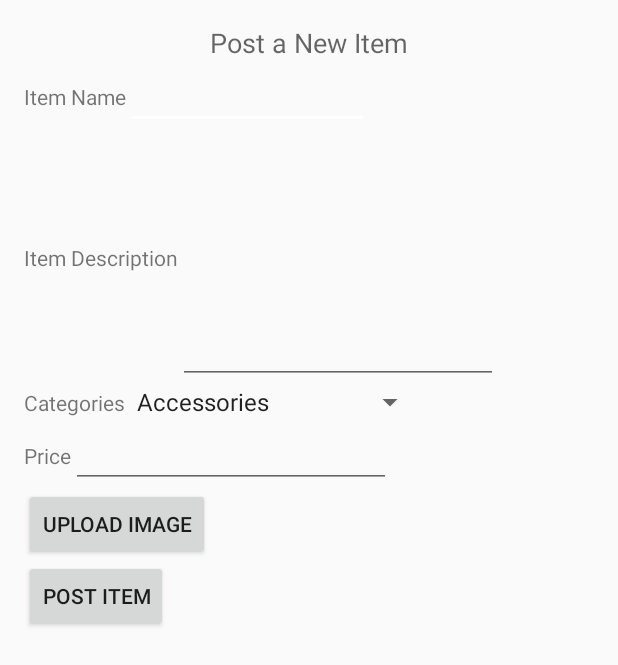
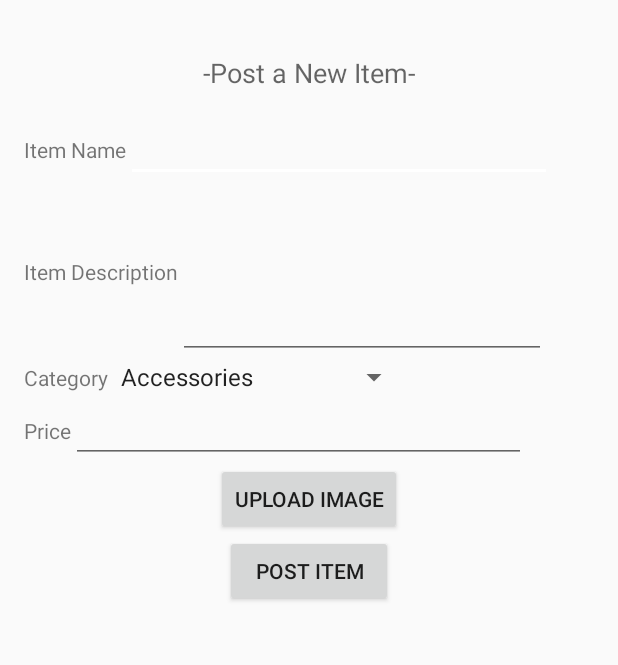
Before and after one commit to shumarvin/GauchoSell, an Android app: the PostItemActivity screen opened directly, with no data from a screen before it, on a phone screen of 412 x 824 dp. Shown: the top 665 px of the screen. Run offline under Robolectric (Android 15) with nearby library versions, the phone set to English and light mode, and no system bars; 6 statements that could not run were skipped.

Commit message:
very minor changes to post_item xml, changed id's to be in sync

```diff
--- a/app/src/main/res/layout/activity_post_item.xml
+++ b/app/src/main/res/layout/activity_post_item.xml
@@ -1,5 +1,8 @@
 <?xml version="1.0" encoding="utf-8"?>
-<LinearLayout xmlns:android="http://schemas.android.com/apk/res/android"
+<ScrollView xmlns:android="http://schemas.android.com/apk/res/android"
+    android:layout_width="fill_parent"
+    android:layout_height="fill_parent" >
+    <LinearLayout
         xmlns:tools="http://schemas.android.com/tools"
         android:orientation="vertical"
         android:layout_width="match_parent"
@@ -18,9 +21,11 @@
             <TextView
                 android:layout_width="wrap_content"
                 android:layout_height="wrap_content"
+                android:paddingTop="20dp"
+                android:paddingBottom="15dp"
                 android:textAppearance="?android:attr/textAppearanceMedium"
-            android:text="Post a New Item"
-            android:id="@+id/textView2"
+                android:text="@string/post_item_logo"
+                android:id="@+id/post_item_logo"
                 android:layout_gravity="center_horizontal" />
         </LinearLayout>
 
@@ -33,13 +38,13 @@
                 android:layout_width="wrap_content"
                 android:layout_height="wrap_content"
                 android:textAppearance="?android:attr/textAppearanceSmall"
-            android:text="Item Name"
-            android:id="@+id/textView3" />
+                android:text="@string/post_item_name"
+                android:id="@+id/post_item_name" />
 
             <EditText
-            android:layout_width="162dp"
+                android:layout_width="284dp"
                 android:layout_height="wrap_content"
-            android:id="@+id/itemName" />
+                android:id="@+id/item_name_field" />
 
         </LinearLayout>
 
@@ -52,15 +57,15 @@
                 android:layout_width="wrap_content"
                 android:layout_height="wrap_content"
                 android:textAppearance="?android:attr/textAppearanceSmall"
-            android:text="Item Description"
-            android:id="@+id/textView4" />
+                android:text="@string/post_item_description"
+                android:id="@+id/post_item_description" />
 
             <EditText
-            android:layout_width="wrap_content"
-            android:layout_height="170dp"
+                android:layout_width="245dp"
+                android:layout_height="118dp"
                 android:inputType="textMultiLine"
                 android:ems="10"
-            android:id="@+id/itemDescription" />
+                android:id="@+id/item_description_field" />
 
         </LinearLayout>
 
@@ -73,8 +78,8 @@
                 android:layout_width="wrap_content"
                 android:layout_height="wrap_content"
                 android:textAppearance="?android:attr/textAppearanceSmall"
-            android:text="Categories"
-            android:id="@+id/textView5" />
+                android:text="@string/category"
+                android:id="@+id/post_item_categories" />
 
             <Spinner
                 android:layout_width="wrap_content"
@@ -94,26 +99,29 @@
                 android:layout_height="wrap_content"
                 android:textAppearance="?android:attr/textAppearanceSmall"
                 android:text="Price"
-            android:id="@+id/textView6" />
+                android:id="@+id/post_item_price" />
 
         <EditText
-            android:layout_width="wrap_content"
+            android:layout_width="303dp"
             android:layout_height="wrap_content"
             android:inputType="number"
             android:ems="10"
-            android:id="@+id/itemPrice" />
+            android:id="@+id/item_price_field" />
     </LinearLayout>
 
     <Button
         android:layout_width="wrap_content"
         android:layout_height="wrap_content"
         android:text="Upload Image"
-        android:id="@+id/uploadImage" />
+        android:id="@+id/uploadImage"
+        android:layout_gravity="center_horizontal" />
 
     <Button
-        android:layout_width="wrap_content"
+        android:layout_width="112dp"
         android:layout_height="wrap_content"
         android:text="Post Item"
-        android:id="@+id/postItem" />
+        android:id="@+id/postItem"
+        android:layout_gravity="center_horizontal" />
 
     </LinearLayout>
+</ScrollView>
--- a/app/src/main/res/values/strings.xml
+++ b/app/src/main/res/values/strings.xml
@@ -32,6 +32,13 @@
     <string name="or_signup">or</string>
     <string name="facebook_signup_button">Sign Up with Facebook</string>
 
+    <!-- Post Item text -->
+    <string name="post_item_logo">-Post a New Item-</string>
+    <string name="post_item_name">Item Name</string>
+    <string name="post_item_description">Item Description</string>
+    <string name="category">Category</string>
+    <string name="price">Price</string>
+
 
     <string name="check_inbox_text">Please check your inbox for your password</string>
     <string name="invalid_email_error">%s is not a valid E-mail.</string>
```
Also changed, not shown: app/src/main/res/layout/post_layout.xml (renamed from app/src/main/res/layout/postLayout.xml). Lines whose indentation alone changed are shown as unchanged.
